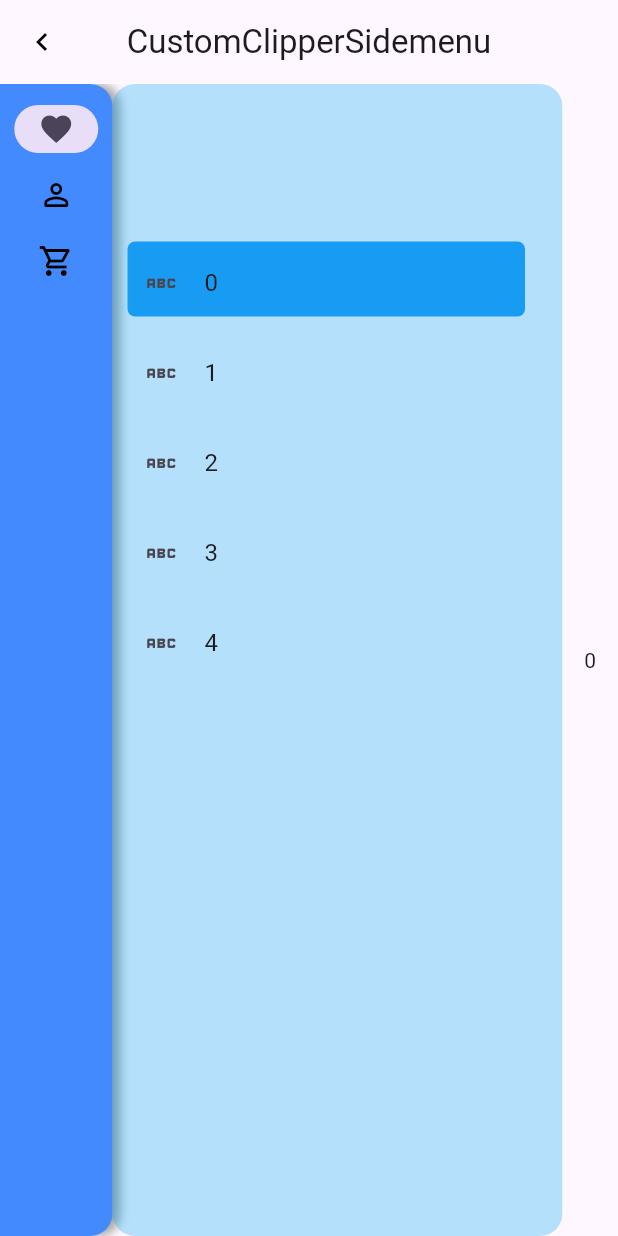
After one commit to guchengxi1994/fat_widgets, a Flutter app: the MultilevelSidemenu screen opened by its route, on a phone screen of 412 x 824 dp. The commit adds this screen. Run offline on Flutter 3.47's test engine with Material 2 defaults, Android fonts, the phone set to English and light mode, and no system bars.

Commit message:
upload multi level; fix #1

```diff
--- a/example/lib/main.dart
+++ b/example/lib/main.dart
@@ -1,3 +1,4 @@
+import 'package:fat_widgets_example/sidemenus/multi_level.dart';
 import 'package:fat_widgets_example/sidemenus/resizable.dart';
 import 'package:flutter/material.dart';
 
@@ -31,11 +32,13 @@ class Routers {
   static String customClipperSidemenu = "/customClipperSidemenu";
   static String customResiableSidemenu = "/customResiableSidemenu";
   static String animatedSidemenu = "/animatedSidemenu";
+  static String multiLevel = "/multiLevel";
 
   static Map<String, WidgetBuilder> routers = {
     customClipperSidemenu: (context) => const CustomClipperSidemenu(),
     customResiableSidemenu: (context) => CustomResizableSidemenu(),
-    animatedSidemenu: (context) => const AnimatedClipperSidemenu()
+    animatedSidemenu: (context) => const AnimatedClipperSidemenu(),
+    multiLevel: (context) => MultilevelSidemenu()
   };
 }
 
@@ -55,6 +58,7 @@ class HomePage extends StatelessWidget {
           _wrapper(Routers.customClipperSidemenu, context),
           _wrapper(Routers.customResiableSidemenu, context),
           _wrapper(Routers.animatedSidemenu, context),
+          _wrapper(Routers.multiLevel, context),
         ],
       ),
     );
--- /dev/null
+++ b/example/lib/sidemenus/multi_level.dart
@@ -0,0 +1,80 @@
+// ignore_for_file: avoid_print
+
+import 'package:fat_widgets/fat_widgets.dart';
+import 'package:flutter/material.dart';
+
+class MultilevelSidemenu extends StatelessWidget {
+  MultilevelSidemenu({super.key});
+
+  final PageController controller = PageController();
+
+  @override
+  Widget build(BuildContext context) {
+    return Scaffold(
+      appBar: AppBar(
+        automaticallyImplyLeading: false,
+        leading: IconButton(
+          icon: const Icon(
+            Icons.chevron_left,
+            color: Colors.black,
+          ),
+          onPressed: () {
+            Navigator.of(context).pop();
+          },
+        ),
+        title: const Text("CustomClipperSidemenu"),
+        centerTitle: true,
+      ),
+      body: MultiLevelSideMenu(
+        body: ResizableSidemenu(
+          height: MediaQuery.of(context).size.height,
+          minWidth: 300,
+          items: List.generate(
+              5,
+              (index) => BaseSidemenuData(
+                  leading: const Icon(
+                    Icons.abc,
+                    size: 25,
+                  ),
+                  padding: const EdgeInsets.only(bottom: 12, left: 10),
+                  height: 60,
+                  width: 280,
+                  index: index,
+                  onItemClicked: (p0) {
+                    print(p0);
+                    controller.jumpToPage(p0);
+                  },
+                  title: Text(index.toString()))).toList(),
+          pageView: PageView(
+            controller: controller,
+            children: List.generate(
+                5,
+                (index) => Center(
+                      child: Text(index.toString()),
+                    )),
+          ),
+        ),
+        destinations: const [
+          NavigationRailDestination(
+            icon: Icon(Icons.favorite_border),
+            selectedIcon: Icon(Icons.favorite),
+            label: Text('Wishlist'),
+          ),
+          NavigationRailDestination(
+            icon: Icon(Icons.person_outline_rounded),
+            selectedIcon: Icon(Icons.person),
+            label: Text('Account'),
+          ),
+          NavigationRailDestination(
+            icon: Icon(Icons.shopping_cart_outlined),
+            selectedIcon: Icon(Icons.shopping_cart),
+            label: Text('Cart'),
+          ),
+        ],
+        onDestinationSelected: (i) {
+          print(i);
+        },
+      ),
+    );
+  }
+}
--- /dev/null
+++ b/lib/side_menus/multi_level/expand_collapse_notifier.dart
@@ -0,0 +1,28 @@
+import 'package:flutter/material.dart';
+
+class ExpandCollapseNotifier extends ChangeNotifier {
+  bool isExpanded = false;
+
+  final double minWidth;
+  final double maxWidth;
+  ExpandCollapseNotifier({required this.minWidth, required this.maxWidth});
+
+  late double currentWidth = minWidth;
+
+  changeSidemenuWidth(DragUpdateDetails details) {
+    currentWidth = currentWidth + details.delta.dx;
+    if (currentWidth >= maxWidth) {
+      isExpanded = true;
+      currentWidth = maxWidth;
+      notifyListeners();
+    }
+
+    if (currentWidth <= minWidth) {
+      isExpanded = false;
+      currentWidth = minWidth;
+      notifyListeners();
+    }
+
+    // notifyListeners();
+  }
+}
--- /dev/null
+++ b/lib/side_menus/multi_level/multi_level_side_menu.dart
@@ -0,0 +1,116 @@
+import 'package:flutter/material.dart';
+
+import 'expand_collapse_notifier.dart';
+
+typedef OnDestinationSelected = Function(int);
+
+class MultiLevelSideMenu extends StatefulWidget {
+  MultiLevelSideMenu(
+      {super.key,
+      required this.destinations,
+      required this.onDestinationSelected,
+      this.initialIndex = 0,
+      required this.body,
+      this.labelType = NavigationRailLabelType.none,
+      this.leading,
+      this.maxWidth = 200,
+      this.minWidth = 75,
+      this.decoration}) {
+    assert(destinations.isNotEmpty, "destinations must not be empty");
+  }
+  final List<NavigationRailDestination> destinations;
+  final OnDestinationSelected onDestinationSelected;
+  final int initialIndex;
+  final Widget body;
+  final NavigationRailLabelType labelType;
+  final Widget? leading;
+  final double minWidth;
+  final double maxWidth;
+  final BoxDecoration? decoration;
+
+  @override
+  State<MultiLevelSideMenu> createState() => _MultiLevelSideMenuState();
+}
+
+class _MultiLevelSideMenuState extends State<MultiLevelSideMenu> {
+  late int selectedIndex = widget.initialIndex;
+
+  late final notifier = ExpandCollapseNotifier(
+      minWidth: widget.minWidth, maxWidth: widget.maxWidth);
+
+  @override
+  void initState() {
+    super.initState();
+    notifier.addListener(() => mounted ? setState(() {}) : null);
+  }
+
+  @override
+  void dispose() {
+    notifier.removeListener(() {});
+    super.dispose();
+  }
+
+  late BoxDecoration decoration = widget.decoration ??
+      const BoxDecoration(
+        borderRadius: BorderRadius.only(
+            topRight: Radius.circular(15), bottomRight: Radius.circular(15)),
+        color: Colors.blueAccent,
+        boxShadow: [
+          BoxShadow(
+            color: Colors.grey,
+            blurRadius: 5,
+            spreadRadius: 0.0,
+            offset: Offset(5, 0), // shadow direction: bottom right
+          )
+        ],
+      );
+
+  @override
+  Widget build(BuildContext context) {
+    return Stack(
+      children: [
+        Row(
+          children: [
+            Container(
+              decoration: decoration,
+              child: NavigationRail(
+                // selectedIconTheme: const IconThemeData(color: Colors.white),
+                unselectedIconTheme: const IconThemeData(color: Colors.black),
+                selectedLabelTextStyle: const TextStyle(color: Colors.white),
+                extended: notifier.isExpanded,
+                minWidth: widget.minWidth,
+                minExtendedWidth: widget.maxWidth,
+                destinations: widget.destinations,
+                selectedIndex: selectedIndex,
+                onDestinationSelected: (value) {
+                  setState(() {
+                    selectedIndex = value;
+                  });
+                },
+                labelType: NavigationRailLabelType.none,
+                backgroundColor: Colors.transparent,
+              ),
+            ),
+            Expanded(child: widget.body),
+          ],
+        ),
+        Positioned(
+            left: notifier.currentWidth - 10,
+            child: MouseRegion(
+              cursor: SystemMouseCursors.resizeLeft,
+              child: GestureDetector(
+                onPanUpdate: (details) {
+                  notifier.changeSidemenuWidth(details);
+                },
+                child: Container(
+                  color: Colors.transparent,
+                  width: 20,
+                  height: MediaQuery.of(context).size.height,
+                  // child: const SizedBox.expand(),
+                ),
+              ),
+            ))
+      ],
+    );
+  }
+}
--- a/lib/side_menus/side_menu.dart
+++ b/lib/side_menus/side_menu.dart
@@ -2,3 +2,4 @@ export 'single_level/single_level_side_menu.dart';
 export 'resizable_side_menu/resizable_side_menu.dart';
 export 'side_menu_items/side_menu_items.dart';
 export 'single_level/animated_single_level_side_menu.dart';
+export 'multi_level/multi_level_side_menu.dart';
--- a/lib/side_menus/side_menu_items/side_menu_items.dart
+++ b/lib/side_menus/side_menu_items/side_menu_items.dart
@@ -40,7 +40,7 @@ class BaseSidemenuItem extends StatelessWidget {
   Widget build(BuildContext context) {
     return Container(
       padding: const EdgeInsets.only(left: 10, right: 25, top: 5, bottom: 5),
-      width: data.width,
+      // width: data.width,
       height: data.height,
       child: ListTile(
         tileColor: valueNotifier.value == data.index
--- a/pubspec.yaml
+++ b/pubspec.yaml
@@ -1,6 +1,6 @@
 name: fat_widgets
 description: A new Flutter package project.
-version: 0.0.3
+version: 0.0.4
 homepage: https://github.com/guchengxi1994/fat_widgets
 
 environment:
```
Also changed, not shown: images/sidemenu_4.gif (added), 1 other file.
